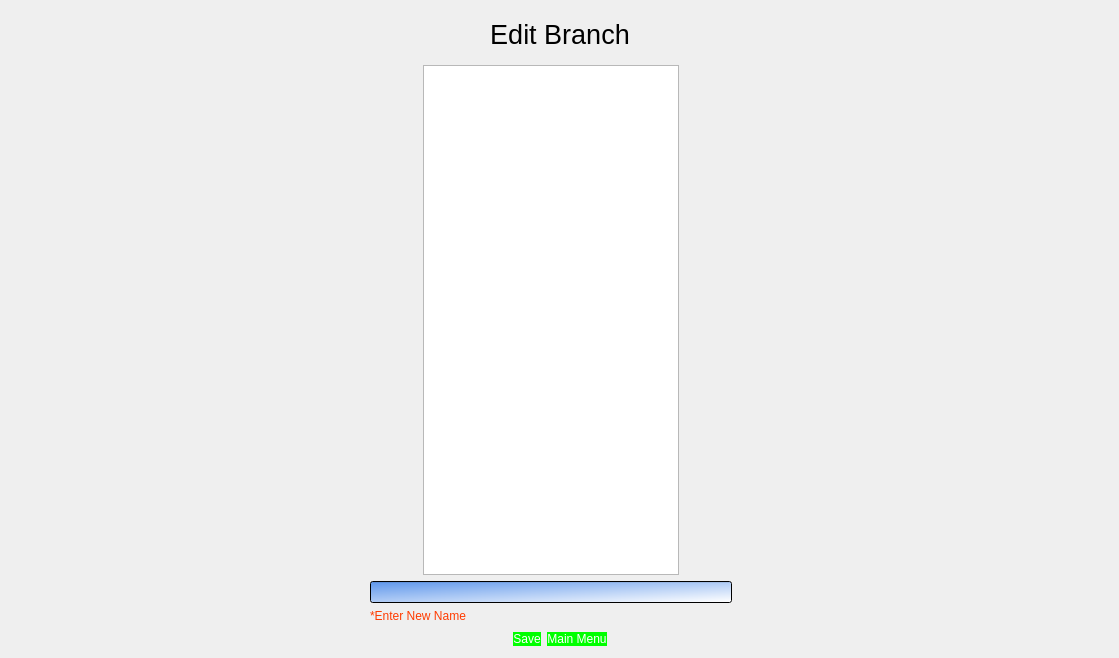
Old version of the form ui/EditBranch.ui in the repository Capnconn/3D_Organizational_Chart.
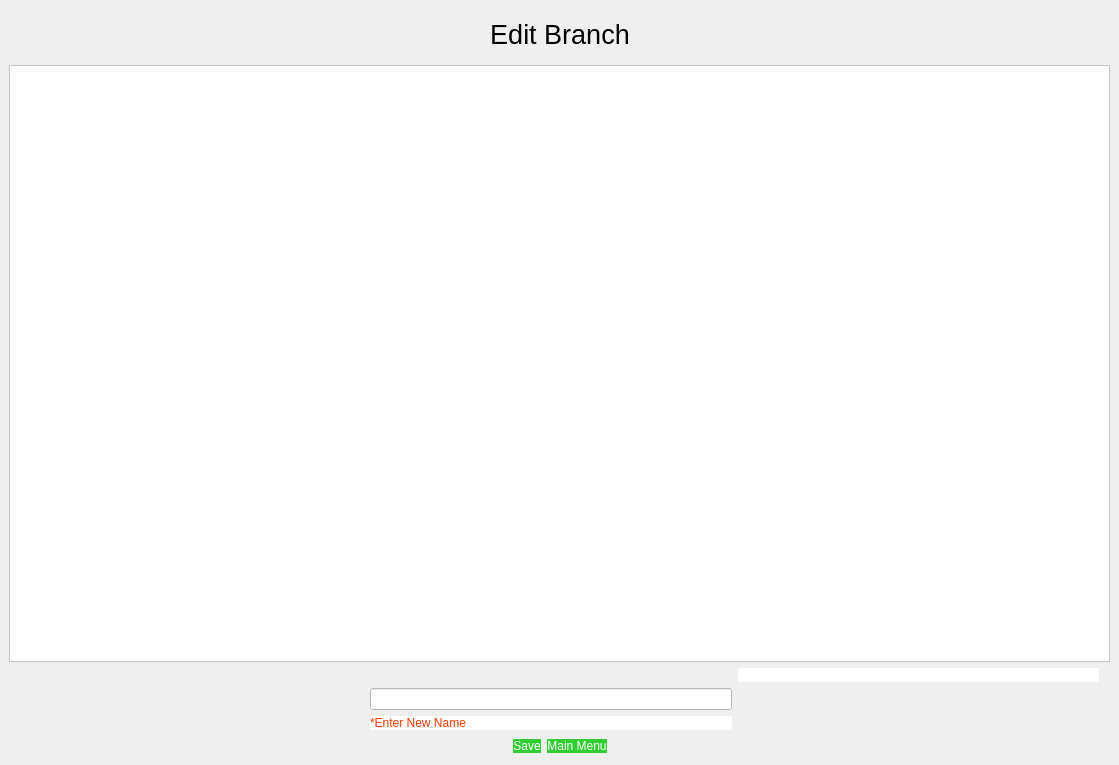
New version of the form.

```diff
--- a/ui/EditBranch.ui
+++ b/ui/EditBranch.ui
@@ -7,7 +7,7 @@
     <x>0</x>
     <y>0</y>
     <width>1119</width>
-    <height>658</height>
+    <height>765</height>
    </rect>
   </property>
   <property name="windowTitle">
@@ -36,51 +36,7 @@
    <layout class="QGridLayout" name="gridLayout_4">
     <item row="0" column="0">
      <layout class="QGridLayout" name="gridLayout_3">
-      <item row="4" column="0" colspan="2">
-       <layout class="QHBoxLayout" name="horizontalLayout_2">
-        <item>
-         <spacer name="horizontalSpacer_2">
-          <property name="orientation">
-           <enum>Qt::Horizontal</enum>
-          </property>
-          <property name="sizeHint" stdset="0">
-           <size>
-            <width>258</width>
-            <height>20</height>
-           </size>
-          </property>
-         </spacer>
-        </item>
-        <item>
-         <widget class="QPushButton" name="SaveButton">
-          <property name="text">
-           <string>Save</string>
-          </property>
-         </widget>
-        </item>
-        <item>
-         <widget class="QPushButton" name="HomeButton">
-          <property name="text">
-           <string>Main Menu</string>
-          </property>
-         </widget>
-        </item>
-        <item>
-         <spacer name="horizontalSpacer">
-          <property name="orientation">
-           <enum>Qt::Horizontal</enum>
-          </property>
-          <property name="sizeHint" stdset="0">
-           <size>
-            <width>228</width>
-            <height>20</height>
-           </size>
-          </property>
-         </spacer>
-        </item>
-       </layout>
-      </item>
-      <item row="0" column="0" rowspan="2" colspan="2">
+      <item row="1" column="0" rowspan="2" colspan="2">
        <layout class="QHBoxLayout" name="horizontalLayout">
         <item>
          <spacer name="horizontalSpacer_5">
@@ -135,7 +91,13 @@
         </item>
        </layout>
       </item>
-      <item row="2" column="0" colspan="2">
+     </layout>
+    </item>
+    <item row="2" column="0">
+     <layout class="QVBoxLayout" name="verticalLayout">
+      <item>
+       <layout class="QVBoxLayout" name="verticalLayout_3">
+        <item>
        <layout class="QGridLayout" name="gridLayout_6">
         <property name="topMargin">
          <number>0</number>
@@ -143,193 +105,281 @@
         <property name="rightMargin">
          <number>11</number>
         </property>
+          <item row="3" column="1">
+           <widget class="QLabel" name="MissingFieldLabel">
+            <property name="palette">
+             <palette>
+              <active>
+               <colorrole role="WindowText">
+                <brush brushstyle="SolidPattern">
+                 <color alpha="255">
+                  <red>255</red>
+                  <green>59</green>
+                  <blue>0</blue>
+                 </color>
+                </brush>
+               </colorrole>
+               <colorrole role="Button">
+                <brush brushstyle="SolidPattern">
+                 <color alpha="255">
+                  <red>255</red>
+                  <green>255</green>
+                  <blue>255</blue>
+                 </color>
+                </brush>
+               </colorrole>
+               <colorrole role="Text">
+                <brush brushstyle="SolidPattern">
+                 <color alpha="255">
+                  <red>254</red>
+                  <green>0</green>
+                  <blue>0</blue>
+                 </color>
+                </brush>
+               </colorrole>
+               <colorrole role="Base">
+                <brush brushstyle="SolidPattern">
+                 <color alpha="255">
+                  <red>255</red>
+                  <green>255</green>
+                  <blue>255</blue>
+                 </color>
+                </brush>
+               </colorrole>
+               <colorrole role="Window">
+                <brush brushstyle="SolidPattern">
+                 <color alpha="255">
+                  <red>255</red>
+                  <green>255</green>
+                  <blue>255</blue>
+                 </color>
+                </brush>
+               </colorrole>
+              </active>
+              <inactive>
+               <colorrole role="WindowText">
+                <brush brushstyle="SolidPattern">
+                 <color alpha="255">
+                  <red>255</red>
+                  <green>59</green>
+                  <blue>0</blue>
+                 </color>
+                </brush>
+               </colorrole>
+               <colorrole role="Button">
+                <brush brushstyle="SolidPattern">
+                 <color alpha="255">
+                  <red>255</red>
+                  <green>255</green>
+                  <blue>255</blue>
+                 </color>
+                </brush>
+               </colorrole>
+               <colorrole role="Text">
+                <brush brushstyle="SolidPattern">
+                 <color alpha="255">
+                  <red>254</red>
+                  <green>0</green>
+                  <blue>0</blue>
+                 </color>
+                </brush>
+               </colorrole>
+               <colorrole role="Base">
+                <brush brushstyle="SolidPattern">
+                 <color alpha="255">
+                  <red>255</red>
+                  <green>255</green>
+                  <blue>255</blue>
+                 </color>
+                </brush>
+               </colorrole>
+               <colorrole role="Window">
+                <brush brushstyle="SolidPattern">
+                 <color alpha="255">
+                  <red>255</red>
+                  <green>255</green>
+                  <blue>255</blue>
+                 </color>
+                </brush>
+               </colorrole>
+              </inactive>
+              <disabled>
+               <colorrole role="WindowText">
+                <brush brushstyle="SolidPattern">
+                 <color alpha="255">
+                  <red>120</red>
+                  <green>120</green>
+                  <blue>120</blue>
+                 </color>
+                </brush>
+               </colorrole>
+               <colorrole role="Button">
+                <brush brushstyle="SolidPattern">
+                 <color alpha="255">
+                  <red>255</red>
+                  <green>255</green>
+                  <blue>255</blue>
+                 </color>
+                </brush>
+               </colorrole>
+               <colorrole role="Text">
+                <brush brushstyle="SolidPattern">
+                 <color alpha="255">
+                  <red>120</red>
+                  <green>120</green>
+                  <blue>120</blue>
+                 </color>
+                </brush>
+               </colorrole>
+               <colorrole role="Base">
+                <brush brushstyle="SolidPattern">
+                 <color alpha="255">
+                  <red>255</red>
+                  <green>255</green>
+                  <blue>255</blue>
+                 </color>
+                </brush>
+               </colorrole>
+               <colorrole role="Window">
+                <brush brushstyle="SolidPattern">
+                 <color alpha="255">
+                  <red>255</red>
+                  <green>255</green>
+                  <blue>255</blue>
+                 </color>
+                </brush>
+               </colorrole>
+              </disabled>
+             </palette>
+            </property>
+            <property name="font">
+             <font>
+              <family>Arial</family>
+             </font>
+            </property>
+            <property name="styleSheet">
+             <string notr="true">background-color: white;
+</string>
+            </property>
+            <property name="text">
+             <string>*Enter New Name</string>
+            </property>
+           </widget>
+          </item>
+          <item row="0" column="2">
+           <widget class="QLabel" name="label">
+            <property name="styleSheet">
+             <string notr="true">background-color: white;</string>
+            </property>
+            <property name="text">
+             <string/>
+            </property>
+           </widget>
+          </item>
+          <item row="4" column="1">
+           <layout class="QVBoxLayout" name="verticalLayout_2"/>
+          </item>
+          <item row="2" column="0">
+           <spacer name="horizontalSpacer_7">
+            <property name="orientation">
+             <enum>Qt::Horizontal</enum>
+            </property>
+            <property name="sizeHint" stdset="0">
+             <size>
+              <width>40</width>
+              <height>20</height>
+             </size>
+            </property>
+           </spacer>
+          </item>
         <item row="2" column="1">
          <widget class="QLineEdit" name="BranchValue">
           <property name="palette">
            <palette>
             <active>
              <colorrole role="Button">
-              <brush brushstyle="LinearGradientPattern">
-               <gradient startx="0.000000000000000" starty="0.000000000000000" endx="1.000000000000000" endy="1.000000000000000" type="LinearGradient" spread="PadSpread" coordinatemode="ObjectBoundingMode">
-                <gradientstop position="0.000000000000000">
-                 <color alpha="255">
-                  <red>95</red>
-                  <green>151</green>
-                  <blue>235</blue>
-                 </color>
-                </gradientstop>
-                <gradientstop position="1.000000000000000">
+                <brush brushstyle="SolidPattern">
                  <color alpha="255">
                   <red>255</red>
                   <green>255</green>
                   <blue>255</blue>
                  </color>
-                </gradientstop>
-               </gradient>
               </brush>
              </colorrole>
              <colorrole role="Base">
-              <brush brushstyle="LinearGradientPattern">
-               <gradient startx="0.000000000000000" starty="0.000000000000000" endx="1.000000000000000" endy="1.000000000000000" type="LinearGradient" spread="PadSpread" coordinatemode="ObjectBoundingMode">
-                <gradientstop position="0.000000000000000">
-                 <color alpha="255">
-                  <red>95</red>
-                  <green>151</green>
-                  <blue>235</blue>
-                 </color>
-                </gradientstop>
-                <gradientstop position="1.000000000000000">
+                <brush brushstyle="SolidPattern">
                  <color alpha="255">
                   <red>255</red>
                   <green>255</green>
                   <blue>255</blue>
                  </color>
-                </gradientstop>
-               </gradient>
               </brush>
              </colorrole>
              <colorrole role="Window">
-              <brush brushstyle="LinearGradientPattern">
-               <gradient startx="0.000000000000000" starty="0.000000000000000" endx="1.000000000000000" endy="1.000000000000000" type="LinearGradient" spread="PadSpread" coordinatemode="ObjectBoundingMode">
-                <gradientstop position="0.000000000000000">
-                 <color alpha="255">
-                  <red>95</red>
-                  <green>151</green>
-                  <blue>235</blue>
-                 </color>
-                </gradientstop>
-                <gradientstop position="1.000000000000000">
+                <brush brushstyle="SolidPattern">
                  <color alpha="255">
                   <red>255</red>
                   <green>255</green>
                   <blue>255</blue>
                  </color>
-                </gradientstop>
-               </gradient>
               </brush>
              </colorrole>
             </active>
             <inactive>
              <colorrole role="Button">
-              <brush brushstyle="LinearGradientPattern">
-               <gradient startx="0.000000000000000" starty="0.000000000000000" endx="1.000000000000000" endy="1.000000000000000" type="LinearGradient" spread="PadSpread" coordinatemode="ObjectBoundingMode">
-                <gradientstop position="0.000000000000000">
-                 <color alpha="255">
-                  <red>95</red>
-                  <green>151</green>
-                  <blue>235</blue>
-                 </color>
-                </gradientstop>
-                <gradientstop position="1.000000000000000">
+                <brush brushstyle="SolidPattern">
                  <color alpha="255">
                   <red>255</red>
                   <green>255</green>
                   <blue>255</blue>
                  </color>
-                </gradientstop>
-               </gradient>
               </brush>
              </colorrole>
              <colorrole role="Base">
-              <brush brushstyle="LinearGradientPattern">
-               <gradient startx="0.000000000000000" starty="0.000000000000000" endx="1.000000000000000" endy="1.000000000000000" type="LinearGradient" spread="PadSpread" coordinatemode="ObjectBoundingMode">
-                <gradientstop position="0.000000000000000">
-                 <color alpha="255">
-                  <red>95</red>
-                  <green>151</green>
-                  <blue>235</blue>
-                 </color>
-                </gradientstop>
-                <gradientstop position="1.000000000000000">
+                <brush brushstyle="SolidPattern">
                  <color alpha="255">
                   <red>255</red>
                   <green>255</green>
                   <blue>255</blue>
                  </color>
-                </gradientstop>
-               </gradient>
               </brush>
              </colorrole>
              <colorrole role="Window">
-              <brush brushstyle="LinearGradientPattern">
-               <gradient startx="0.000000000000000" starty="0.000000000000000" endx="1.000000000000000" endy="1.000000000000000" type="LinearGradient" spread="PadSpread" coordinatemode="ObjectBoundingMode">
-                <gradientstop position="0.000000000000000">
-                 <color alpha="255">
-                  <red>95</red>
-                  <green>151</green>
-                  <blue>235</blue>
-                 </color>
-                </gradientstop>
-                <gradientstop position="1.000000000000000">
+                <brush brushstyle="SolidPattern">
                  <color alpha="255">
                   <red>255</red>
                   <green>255</green>
                   <blue>255</blue>
                  </color>
-                </gradientstop>
-               </gradient>
               </brush>
              </colorrole>
             </inactive>
             <disabled>
              <colorrole role="Button">
-              <brush brushstyle="LinearGradientPattern">
-               <gradient startx="0.000000000000000" starty="0.000000000000000" endx="1.000000000000000" endy="1.000000000000000" type="LinearGradient" spread="PadSpread" coordinatemode="ObjectBoundingMode">
-                <gradientstop position="0.000000000000000">
-                 <color alpha="255">
-                  <red>95</red>
-                  <green>151</green>
-                  <blue>235</blue>
-                 </color>
-                </gradientstop>
-                <gradientstop position="1.000000000000000">
+                <brush brushstyle="SolidPattern">
                  <color alpha="255">
                   <red>255</red>
                   <green>255</green>
                   <blue>255</blue>
                  </color>
-                </gradientstop>
-               </gradient>
               </brush>
              </colorrole>
              <colorrole role="Base">
-              <brush brushstyle="LinearGradientPattern">
-               <gradient startx="0.000000000000000" starty="0.000000000000000" endx="1.000000000000000" endy="1.000000000000000" type="LinearGradient" spread="PadSpread" coordinatemode="ObjectBoundingMode">
-                <gradientstop position="0.000000000000000">
-                 <color alpha="255">
-                  <red>95</red>
-                  <green>151</green>
-                  <blue>235</blue>
-                 </color>
-                </gradientstop>
-                <gradientstop position="1.000000000000000">
+                <brush brushstyle="SolidPattern">
                  <color alpha="255">
                   <red>255</red>
                   <green>255</green>
                   <blue>255</blue>
                  </color>
-                </gradientstop>
-               </gradient>
               </brush>
              </colorrole>
              <colorrole role="Window">
-              <brush brushstyle="LinearGradientPattern">
-               <gradient startx="0.000000000000000" starty="0.000000000000000" endx="1.000000000000000" endy="1.000000000000000" type="LinearGradient" spread="PadSpread" coordinatemode="ObjectBoundingMode">
-                <gradientstop position="0.000000000000000">
-                 <color alpha="255">
-                  <red>95</red>
-                  <green>151</green>
-                  <blue>235</blue>
-                 </color>
-                </gradientstop>
-                <gradientstop position="1.000000000000000">
+                <brush brushstyle="SolidPattern">
                  <color alpha="255">
                   <red>255</red>
                   <green>255</green>
                   <blue>255</blue>
                  </color>
-                </gradientstop>
-               </gradient>
               </brush>
              </colorrole>
             </disabled>
@@ -339,7 +389,8 @@
            <bool>false</bool>
           </property>
           <property name="styleSheet">
-           <string notr="true"/>
+             <string notr="true">background-color: white;
+</string>
           </property>
           <property name="text">
            <string/>
@@ -362,57 +413,29 @@
           </property>
          </spacer>
         </item>
-        <item row="2" column="0">
-         <spacer name="horizontalSpacer_7">
-          <property name="orientation">
-           <enum>Qt::Horizontal</enum>
-          </property>
-          <property name="sizeHint" stdset="0">
-           <size>
-            <width>40</width>
-            <height>20</height>
-           </size>
-          </property>
-         </spacer>
+         </layout>
         </item>
-        <item row="0" column="1">
-         <layout class="QHBoxLayout" name="horizontalLayout_3">
-          <item>
-           <spacer name="horizontalSpacer_3">
-            <property name="orientation">
-             <enum>Qt::Horizontal</enum>
-            </property>
-            <property name="sizeHint" stdset="0">
-             <size>
-              <width>40</width>
-              <height>20</height>
-             </size>
-            </property>
-           </spacer>
+       </layout>
           </item>
           <item>
-           <layout class="QGridLayout" name="gridLayout_7"/>
-          </item>
+       <layout class="QVBoxLayout" name="verticalLayout_4">
           <item>
-           <widget class="QGraphicsView" name="graphicsView"/>
-          </item>
+         <layout class="QHBoxLayout" name="horizontalLayout_2">
           <item>
-           <spacer name="horizontalSpacer_4">
+           <spacer name="horizontalSpacer_2">
             <property name="orientation">
              <enum>Qt::Horizontal</enum>
             </property>
             <property name="sizeHint" stdset="0">
              <size>
-              <width>40</width>
+              <width>258</width>
               <height>20</height>
              </size>
             </property>
            </spacer>
           </item>
-         </layout>
-        </item>
-        <item row="3" column="1">
-         <widget class="QLabel" name="MissingFieldLabel">
+          <item>
+           <widget class="QPushButton" name="SaveButton">
           <property name="palette">
            <palette>
             <active>
@@ -420,78 +443,54 @@
               <brush brushstyle="SolidPattern">
                <color alpha="255">
                 <red>255</red>
-                <green>59</green>
-                <blue>0</blue>
+                  <green>255</green>
+                  <blue>255</blue>
                </color>
               </brush>
              </colorrole>
              <colorrole role="Button">
-              <brush brushstyle="LinearGradientPattern">
-               <gradient startx="0.000000000000000" starty="0.000000000000000" endx="1.000000000000000" endy="1.000000000000000" type="LinearGradient" spread="PadSpread" coordinatemode="ObjectBoundingMode">
-                <gradientstop position="0.000000000000000">
+                <brush brushstyle="SolidPattern">
                  <color alpha="255">
-                  <red>95</red>
-                  <green>151</green>
-                  <blue>235</blue>
+                  <red>50</red>
+                  <green>205</green>
+                  <blue>50</blue>
                  </color>
-                </gradientstop>
-                <gradientstop position="1.000000000000000">
-                 <color alpha="255">
-                  <red>255</red>
-                  <green>255</green>
-                  <blue>255</blue>
-                 </color>
-                </gradientstop>
-               </gradient>
               </brush>
              </colorrole>
              <colorrole role="Text">
               <brush brushstyle="SolidPattern">
                <color alpha="255">
-                <red>254</red>
-                <green>0</green>
-                <blue>0</blue>
+                  <red>255</red>
+                  <green>255</green>
+                  <blue>255</blue>
+                 </color>
+                </brush>
+               </colorrole>
+               <colorrole role="ButtonText">
+                <brush brushstyle="SolidPattern">
+                 <color alpha="255">
+                  <red>255</red>
+                  <green>255</green>
+                  <blue>255</blue>
                </color>
               </brush>
              </colorrole>
              <colorrole role="Base">
-              <brush brushstyle="LinearGradientPattern">
-               <gradient startx="0.000000000000000" starty="0.000000000000000" endx="1.000000000000000" endy="1.000000000000000" type="LinearGradient" spread="PadSpread" coordinatemode="ObjectBoundingMode">
-                <gradientstop position="0.000000000000000">
+                <brush brushstyle="SolidPattern">
                  <color alpha="255">
-                  <red>95</red>
-                  <green>151</green>
-                  <blue>235</blue>
+                  <red>50</red>
+                  <green>205</green>
+                  <blue>50</blue>
                  </color>
-                </gradientstop>
-                <gradientstop position="1.000000000000000">
-                 <color alpha="255">
-                  <red>255</red>
-                  <green>255</green>
-                  <blue>255</blue>
-                 </color>
-                </gradientstop>
-               </gradient>
               </brush>
              </colorrole>
              <colorrole role="Window">
-              <brush brushstyle="LinearGradientPattern">
-               <gradient startx="0.000000000000000" starty="0.000000000000000" endx="1.000000000000000" endy="1.000000000000000" type="LinearGradient" spread="PadSpread" coordinatemode="ObjectBoundingMode">
-                <gradientstop position="0.000000000000000">
+                <brush brushstyle="SolidPattern">
                  <color alpha="255">
-                  <red>95</red>
-                  <green>151</green>
-                  <blue>235</blue>
+                  <red>50</red>
+                  <green>205</green>
+                  <blue>50</blue>
                  </color>
-                </gradientstop>
-                <gradientstop position="1.000000000000000">
-                 <color alpha="255">
-                  <red>255</red>
-                  <green>255</green>
-                  <blue>255</blue>
-                 </color>
-                </gradientstop>
-               </gradient>
               </brush>
              </colorrole>
             </active>
@@ -500,78 +499,54 @@
               <brush brushstyle="SolidPattern">
                <color alpha="255">
                 <red>255</red>
-                <green>59</green>
-                <blue>0</blue>
+                  <green>255</green>
+                  <blue>255</blue>
                </color>
               </brush>
              </colorrole>
              <colorrole role="Button">
-              <brush brushstyle="LinearGradientPattern">
-               <gradient startx="0.000000000000000" starty="0.000000000000000" endx="1.000000000000000" endy="1.000000000000000" type="LinearGradient" spread="PadSpread" coordinatemode="ObjectBoundingMode">
-                <gradientstop position="0.000000000000000">
+                <brush brushstyle="SolidPattern">
                  <color alpha="255">
-                  <red>95</red>
-                  <green>151</green>
-                  <blue>235</blue>
+                  <red>50</red>
+                  <green>205</green>
+                  <blue>50</blue>
                  </color>
-                </gradientstop>
-                <gradientstop position="1.000000000000000">
-                 <color alpha="255">
-                  <red>255</red>
-                  <green>255</green>
-                  <blue>255</blue>
-                 </color>
-                </gradientstop>
-               </gradient>
               </brush>
              </colorrole>
              <colorrole role="Text">
               <brush brushstyle="SolidPattern">
                <color alpha="255">
-                <red>254</red>
-                <green>0</green>
-                <blue>0</blue>
+                  <red>255</red>
+                  <green>255</green>
+                  <blue>255</blue>
+                 </color>
+                </brush>
+               </colorrole>
+               <colorrole role="ButtonText">
+                <brush brushstyle="SolidPattern">
+                 <color alpha="255">
+                  <red>255</red>
+                  <green>255</green>
+                  <blue>255</blue>
                </color>
               </brush>
              </colorrole>
              <colorrole role="Base">
-              <brush brushstyle="LinearGradientPattern">
-               <gradient startx="0.000000000000000" starty="0.000000000000000" endx="1.000000000000000" endy="1.000000000000000" type="LinearGradient" spread="PadSpread" coordinatemode="ObjectBoundingMode">
-                <gradientstop position="0.000000000000000">
+                <brush brushstyle="SolidPattern">
                  <color alpha="255">
-                  <red>95</red>
-                  <green>151</green>
-                  <blue>235</blue>
+                  <red>50</red>
+                  <green>205</green>
+                  <blue>50</blue>
                  </color>
-                </gradientstop>
-                <gradientstop position="1.000000000000000">
-                 <color alpha="255">
-                  <red>255</red>
-                  <green>255</green>
-                  <blue>255</blue>
-                 </color>
-                </gradientstop>
-               </gradient>
               </brush>
              </colorrole>
              <colorrole role="Window">
-              <brush brushstyle="LinearGradientPattern">
-               <gradient startx="0.000000000000000" starty="0.000000000000000" endx="1.000000000000000" endy="1.000000000000000" type="LinearGradient" spread="PadSpread" coordinatemode="ObjectBoundingMode">
-                <gradientstop position="0.000000000000000">
+                <brush brushstyle="SolidPattern">
                  <color alpha="255">
-                  <red>95</red>
-                  <green>151</green>
-                  <blue>235</blue>
+                  <red>50</red>
+                  <green>205</green>
+                  <blue>50</blue>
                  </color>
-                </gradientstop>
-                <gradientstop position="1.000000000000000">
-                 <color alpha="255">
-                  <red>255</red>
-                  <green>255</green>
-                  <blue>255</blue>
-                 </color>
-                </gradientstop>
-               </gradient>
               </brush>
              </colorrole>
             </inactive>
@@ -579,79 +554,55 @@
              <colorrole role="WindowText">
               <brush brushstyle="SolidPattern">
                <color alpha="255">
-                <red>120</red>
-                <green>120</green>
-                <blue>120</blue>
+                  <red>255</red>
+                  <green>255</green>
+                  <blue>255</blue>
                </color>
               </brush>
              </colorrole>
              <colorrole role="Button">
-              <brush brushstyle="LinearGradientPattern">
-               <gradient startx="0.000000000000000" starty="0.000000000000000" endx="1.000000000000000" endy="1.000000000000000" type="LinearGradient" spread="PadSpread" coordinatemode="ObjectBoundingMode">
-                <gradientstop position="0.000000000000000">
+                <brush brushstyle="SolidPattern">
                  <color alpha="255">
-                  <red>95</red>
-                  <green>151</green>
-                  <blue>235</blue>
+                  <red>50</red>
+                  <green>205</green>
+                  <blue>50</blue>
                  </color>
-                </gradientstop>
-                <gradientstop position="1.000000000000000">
-                 <color alpha="255">
-                  <red>255</red>
-                  <green>255</green>
-                  <blue>255</blue>
-                 </color>
-                </gradientstop>
-               </gradient>
               </brush>
              </colorrole>
              <colorrole role="Text">
               <brush brushstyle="SolidPattern">
                <color alpha="255">
-                <red>120</red>
-                <green>120</green>
-                <blue>120</blue>
+                  <red>255</red>
+                  <green>255</green>
+                  <blue>255</blue>
+                 </color>
+                </brush>
+               </colorrole>
+               <colorrole role="ButtonText">
+                <brush brushstyle="SolidPattern">
+                 <color alpha="255">
+                  <red>255</red>
+                  <green>255</green>
+                  <blue>255</blue>
                </color>
               </brush>
              </colorrole>
              <colorrole role="Base">
-              <brush brushstyle="LinearGradientPattern">
-               <gradient startx="0.000000000000000" starty="0.000000000000000" endx="1.000000000000000" endy="1.000000000000000" type="LinearGradient" spread="PadSpread" coordinatemode="ObjectBoundingMode">
-                <gradientstop position="0.000000000000000">
+                <brush brushstyle="SolidPattern">
                  <color alpha="255">
-                  <red>95</red>
-                  <green>151</green>
-                  <blue>235</blue>
+                  <red>50</red>
+                  <green>205</green>
+                  <blue>50</blue>
                  </color>
-                </gradientstop>
-                <gradientstop position="1.000000000000000">
-                 <color alpha="255">
-                  <red>255</red>
-                  <green>255</green>
-                  <blue>255</blue>
-                 </color>
-                </gradientstop>
-               </gradient>
               </brush>
              </colorrole>
              <colorrole role="Window">
-              <brush brushstyle="LinearGradientPattern">
-               <gradient startx="0.000000000000000" starty="0.000000000000000" endx="1.000000000000000" endy="1.000000000000000" type="LinearGradient" spread="PadSpread" coordinatemode="ObjectBoundingMode">
-                <gradientstop position="0.000000000000000">
+                <brush brushstyle="SolidPattern">
                  <color alpha="255">
-                  <red>95</red>
-                  <green>151</green>
-                  <blue>235</blue>
+                  <red>50</red>
+                  <green>205</green>
+                  <blue>50</blue>
                  </color>
-                </gradientstop>
-                <gradientstop position="1.000000000000000">
-                 <color alpha="255">
-                  <red>255</red>
-                  <green>255</green>
-                  <blue>255</blue>
-                 </color>
-                </gradientstop>
-               </gradient>
               </brush>
              </colorrole>
             </disabled>
@@ -663,23 +614,50 @@
            </font>
           </property>
           <property name="styleSheet">
-           <string notr="true"/>
+             <string notr="true">background-color: limegreen;
+color: white;</string>
           </property>
           <property name="text">
-           <string>*Enter New Name</string>
+             <string>Save</string>
           </property>
          </widget>
         </item>
-        <item row="0" column="2">
-         <widget class="QLabel" name="label">
+          <item>
+           <widget class="QPushButton" name="HomeButton">
+            <property name="styleSheet">
+             <string notr="true">background-color: limegreen;
+color: white;</string>
+            </property>
           <property name="text">
-           <string/>
+             <string>Main Menu</string>
           </property>
          </widget>
         </item>
+          <item>
+           <spacer name="horizontalSpacer">
+            <property name="orientation">
+             <enum>Qt::Horizontal</enum>
+            </property>
+            <property name="sizeHint" stdset="0">
+             <size>
+              <width>228</width>
+              <height>20</height>
+             </size>
+            </property>
+           </spacer>
+          </item>
        </layout>
       </item>
      </layout>
+      </item>
+     </layout>
+    </item>
+    <item row="1" column="0">
+     <widget class="QGraphicsView" name="graphicsView">
+      <property name="styleSheet">
+       <string notr="true">background-color: white;</string>
+      </property>
+     </widget>
     </item>
    </layout>
   </widget>
```
Left out of the diff: 8 changed lines with no effect on the pictures. Lines whose indentation alone changed are shown as unchanged.
